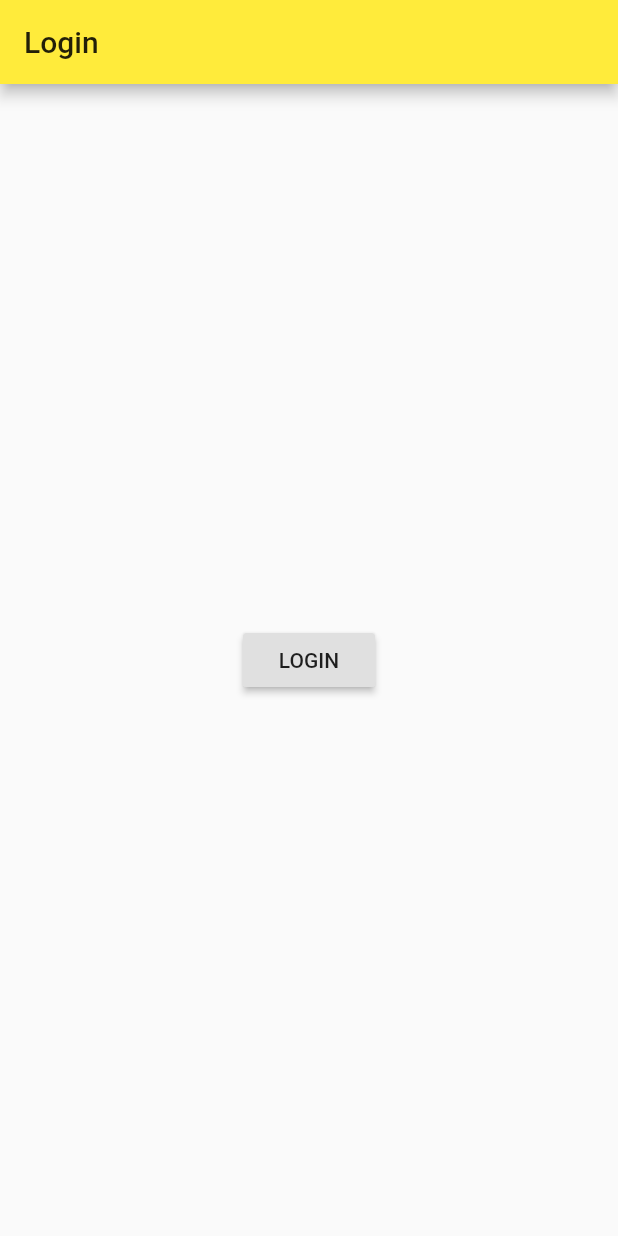
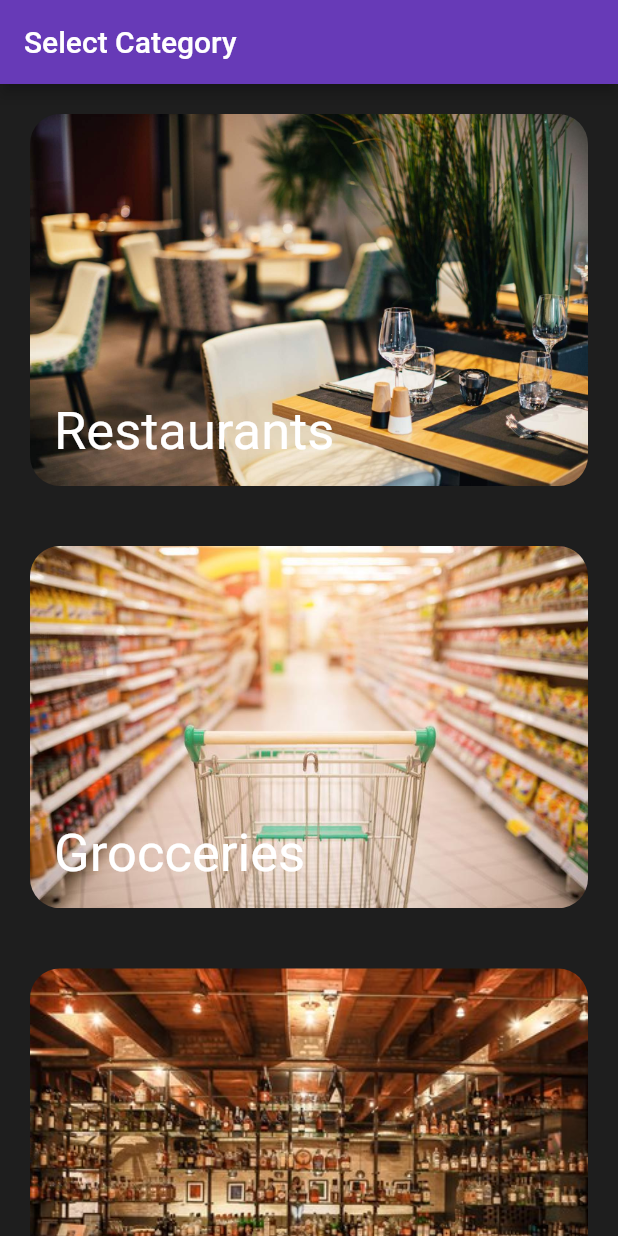
Before and after one commit to nimakarimipour/Jazb, a Flutter app: the screen it shows after launch, on a phone screen of 412 x 824 dp. Run offline on Flutter 3.47's test engine with Material 2 defaults, Android fonts, the phone set to English and light mode, and no system bars.

Commit message:
Added Category

```diff
--- a/jazb/lib/main.dart
+++ b/jazb/lib/main.dart
@@ -1,7 +1,7 @@
 import 'package:flutter/material.dart';
-// import 'package:flutter/rendering.dart';
+import 'package:flutter/rendering.dart';
 
-import './pages/auth.dart';
+import './pages/category.dart';
 
 void main() {
   // debugPaintSizeEnabled = true;
@@ -17,9 +17,9 @@ class MyApp extends StatelessWidget {
       // debugShowMaterialGrid: true,
       theme: ThemeData(
           brightness: Brightness.light,
-          primarySwatch: Colors.yellow,
+          primarySwatch: Colors.deepPurple,
           accentColor: Colors.deepOrange),
-      home: AuthPage(),
+      home: CategoryPage(),
     );
   }
 }
--- /dev/null
+++ b/jazb/lib/pages/category.dart
@@ -0,0 +1,45 @@
+import 'package:flutter/material.dart';
+
+class CategoryPage extends StatelessWidget {
+  final List<Map<String, String>> _infos = [
+    {'img': 'assets/restaurant_category.jpg', 'name': 'Restaurants'},
+    {'img': 'assets/groccery_category.jpg', 'name': 'Grocceries'},
+    {'img': 'assets/bar_category.jpg', 'name': 'Bars'},
+  ];
+
+  Widget _categoryItemBuilder(BuildContext context, int index) {
+    return Padding(
+      padding: EdgeInsets.all(20.0),
+      child: Stack(
+        alignment: Alignment.bottomLeft,
+        children: <Widget>[
+          new ClipRRect(
+            borderRadius: new BorderRadius.circular(20),
+            child: Image.asset(_infos[index]['img']),
+          ),
+          Padding(
+            padding: EdgeInsets.all(16.0),
+            child: Text(
+              _infos[index]['name'],
+              style: TextStyle(fontSize: 35, color: Colors.white),
+            ),
+          ),
+        ],
+      ),
+    );
+  }
+
+  @override
+  Widget build(BuildContext context) {
+    return Scaffold(
+      backgroundColor: Color(0xff1E1E1E),
+      appBar: AppBar(
+        title: Text('Select Category'),
+      ),
+      body: ListView.builder(
+        itemBuilder: _categoryItemBuilder,
+        itemCount: _infos.length,
+      ),
+    );
+  }
+}
--- a/jazb/lib/restaurant_control.dart
+++ b/jazb/lib/restaurant_control.dart
@@ -16,7 +16,7 @@ class RestaurantControl extends StatelessWidget {
       onPressed: () {
         addRestaurant({
           'title': 'Narenjestan',
-          'image': 'assets/restaurant_interior_'+ random.nextInt(4).toString() + '.jpg'
+          'image': 'assets/restaurant_interior_'+ random.nextInt(3).toString() + '.jpg'
         });
       },
       child: Text('Add Restaurant'),
--- a/jazb/pubspec.yaml
+++ b/jazb/pubspec.yaml
@@ -42,11 +42,13 @@ flutter:
 
   # To add assets to your application, add an assets section, like this:
   assets:
+  - assets/restaurant_interior_0.jpg
   - assets/restaurant_interior_1.jpg
   - assets/restaurant_interior_2.jpg
   - assets/restaurant_interior_3.jpg
-  - assets/restaurant_interior_4.jpg
-  - assets/restaurant_interior_0.jpg
+  - assets/restaurant_category.jpg
+  - assets/bar_category.jpg
+  - assets/groccery_category.jpg
   #  - images/a_dot_ham.jpeg
 
   # An image asset can refer to one or more resolution-specific "variants", see
```
Also changed, not shown: jazb/assets/bar_category.jpg (added), jazb/assets/groccery_category.jpg (added), jazb/assets/restaurant_category.jpg (added), jazb/assets/restaurant_interior_2.jpg, jazb/assets/restaurant_interior_4.jpg (deleted), 1 other file.
